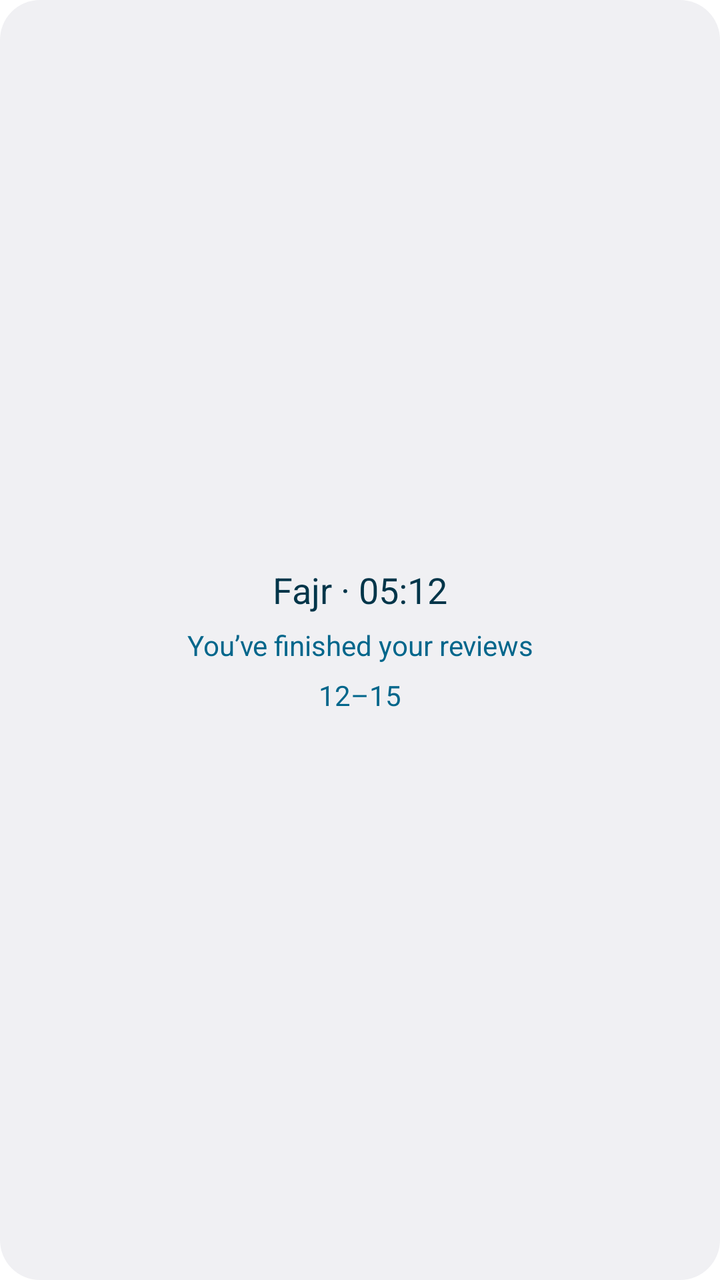
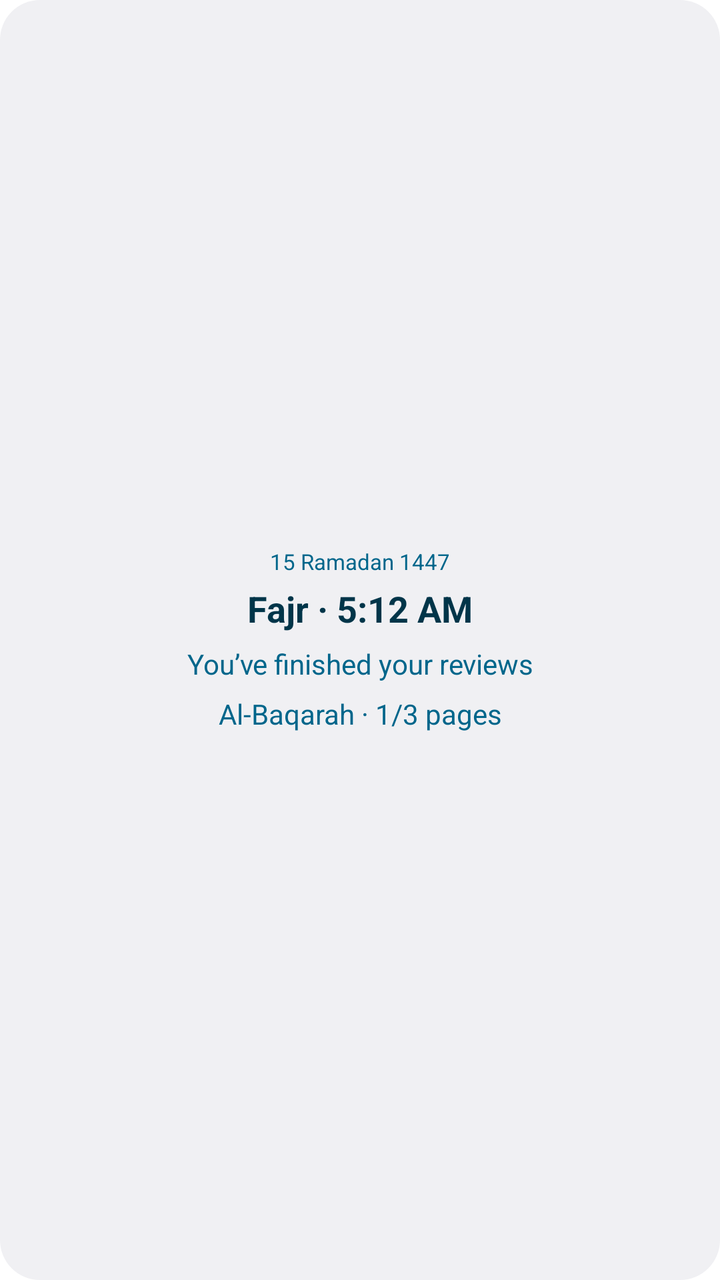

The first picture is an Android layout as it rendered before a commit; the second is the same layout after the commit. The layout source and the unified diff follow.
<!-- AndroidManifest.xml: fallback theme Theme.MaterialComponents.DayNight.NoActionBar -->
<!-- res/layout/talia_home_widget_preview.xml -->
<LinearLayout xmlns:android="http://schemas.android.com/apk/res/android"
    android:layout_width="match_parent"
    android:layout_height="match_parent"
    android:background="@drawable/talia_home_widget_background"
    android:gravity="center_vertical"
    android:orientation="vertical"
    android:paddingLeft="16dp"
    android:paddingTop="12dp"
    android:paddingRight="16dp"
    android:paddingBottom="12dp">

    <TextView
        android:layout_width="match_parent"
        android:layout_height="wrap_content"
        android:gravity="center"
        android:text="@string/widget_preview_prayer"
        android:textAppearance="@android:style/TextAppearance.Material.Medium"
        android:textColor="@color/widget_text_primary" />

    <TextView
        android:layout_width="match_parent"
        android:layout_height="wrap_content"
        android:layout_marginTop="6dp"
        android:gravity="center"
        android:text="@string/widget_preview_review"
        android:textAppearance="@android:style/TextAppearance.Material.Small"
        android:textColor="@color/widget_text_secondary" />

    <TextView
        android:layout_width="match_parent"
        android:layout_height="wrap_content"
        android:layout_marginTop="6dp"
        android:gravity="center"
        android:text="@string/widget_preview_wird"
        android:textAppearance="@android:style/TextAppearance.Material.Small"
        android:textColor="@color/widget_text_secondary" />
</LinearLayout>
<!-- resources referenced by this layout -->
<resources>
  <color name="widget_text_primary">#FF173B32</color>
  <color name="widget_text_secondary">#FF355C50</color>
  <!-- drawable talia_home_widget_background (drawable) -->
  <shape xmlns:android="http://schemas.android.com/apk/res/android" android:shape="rectangle">
      <solid android:color="@color/widget_background" />
      <corners android:radius="20dp" />
  </shape>
  <string name="widget_preview_prayer">Fajr · 05:12</string>
  <string name="widget_preview_review">You’ve finished your reviews</string>
  <string name="widget_preview_wird">12–15</string>
  <color name="widget_background">#FFFCF8F2</color>
</resources>

<!-- the commit's change to res/layout/talia_home_widget_preview.xml (unified diff, before → after) -->
@@ -12,16 +12,32 @@
     <TextView
         android:layout_width="match_parent"
         android:layout_height="wrap_content"
+        android:layout_marginBottom="4dp"
+        android:ellipsize="end"
         android:gravity="center"
+        android:maxLines="1"
+        android:text="@string/widget_preview_hijri"
+        android:textColor="@color/widget_text_secondary"
+        android:textSize="11sp" />
+
+    <TextView
+        android:layout_width="match_parent"
+        android:layout_height="wrap_content"
+        android:ellipsize="end"
+        android:gravity="center"
+        android:maxLines="1"
         android:text="@string/widget_preview_prayer"
         android:textAppearance="@android:style/TextAppearance.Material.Medium"
-        android:textColor="@color/widget_text_primary" />
+        android:textColor="@color/widget_text_primary"
+        android:textStyle="bold" />
 
     <TextView
         android:layout_width="match_parent"
         android:layout_height="wrap_content"
         android:layout_marginTop="6dp"
+        android:ellipsize="end"
         android:gravity="center"
+        android:maxLines="1"
         android:text="@string/widget_preview_review"
         android:textAppearance="@android:style/TextAppearance.Material.Small"
         android:textColor="@color/widget_text_secondary" />
@@ -30,7 +46,9 @@
         android:layout_width="match_parent"
         android:layout_height="wrap_content"
         android:layout_marginTop="6dp"
+        android:ellipsize="end"
         android:gravity="center"
+        android:maxLines="1"
         android:text="@string/widget_preview_wird"
         android:textAppearance="@android:style/TextAppearance.Material.Small"
         android:textColor="@color/widget_text_secondary" />
<!-- resource entries referenced after the edit -->
@@ -7,9 +7,10 @@
       <solid android:color="@color/widget_background" />
       <corners android:radius="20dp" />
   </shape>
-  <string name="widget_preview_prayer">Fajr · 05:12</string>
+  <string name="widget_preview_hijri">15 Ramadan 1447</string>
+  <string name="widget_preview_prayer">Fajr · 5:12 AM</string>
   <string name="widget_preview_review">You’ve finished your reviews</string>
-  <string name="widget_preview_wird">12–15</string>
+  <string name="widget_preview_wird">Al-Baqarah · 1/3 pages</string>
   <color name="widget_background">#FFFCF8F2</color>
 </resources>
 
